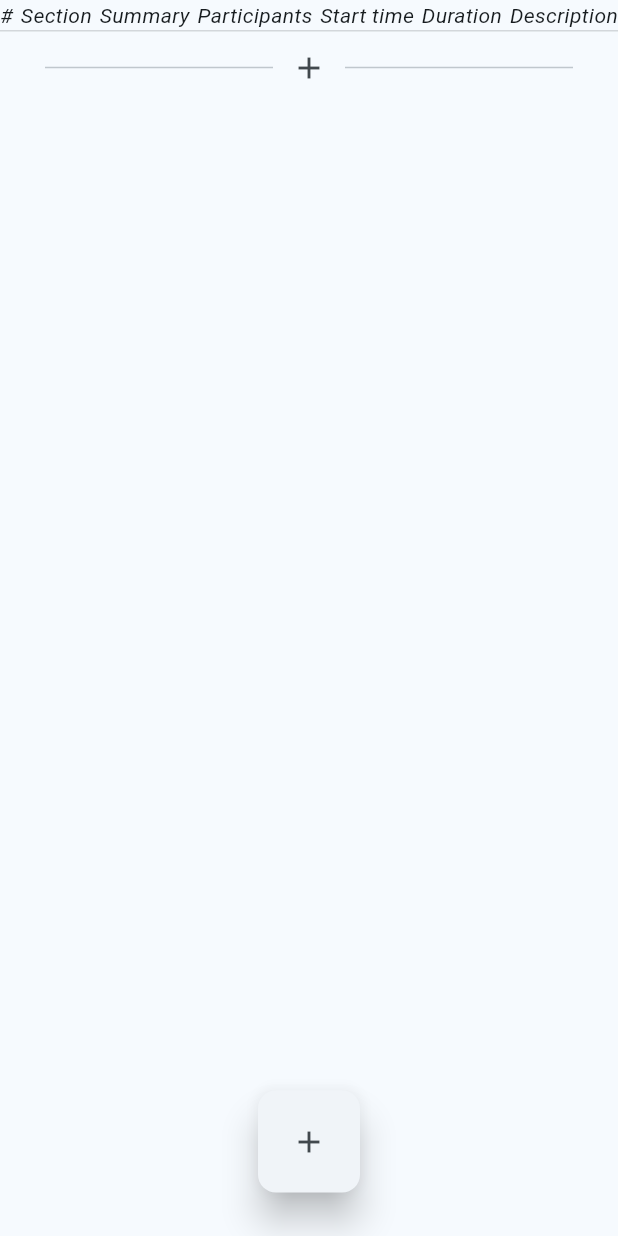
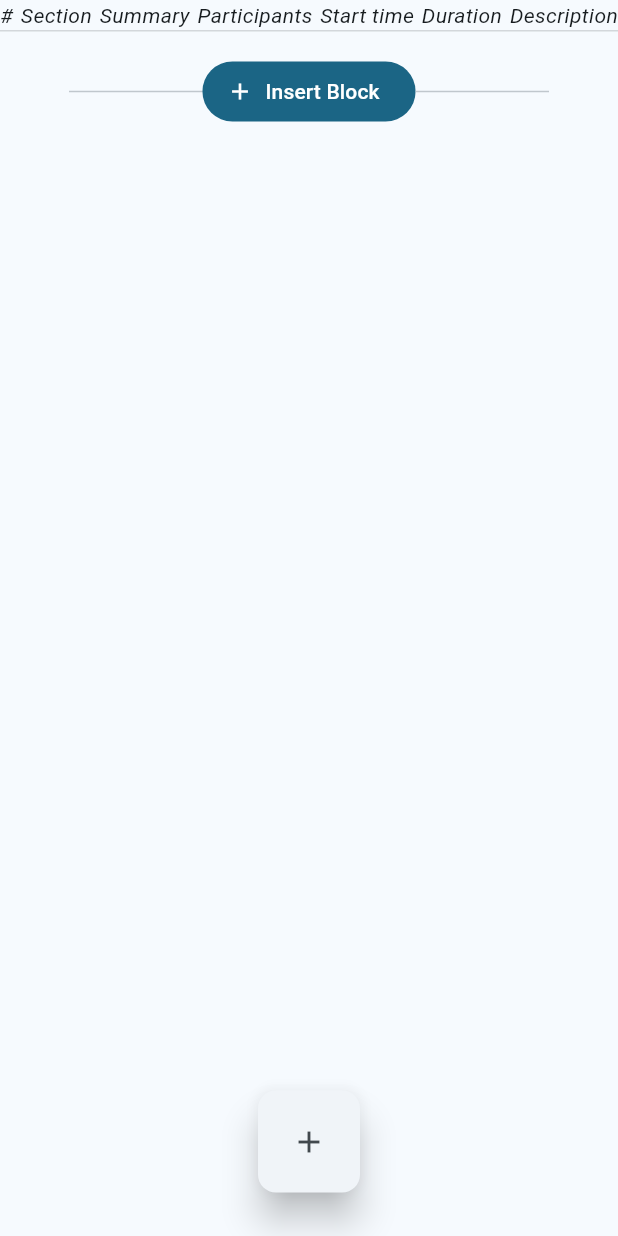
Before and after one commit to JoelLV/event-planner-web, a Flutter app: the screen it shows after launch, after a tap on the "add" icon, on a phone screen of 412 x 824 dp. Run offline on Flutter 3.47's test engine with Material 3 defaults, Android fonts, the phone set to English and light mode, and no system bars.

Commit message:
Implemented add button functionality. Closes issue #8.

```diff
--- a/lib/ui/ro_editor/view_models/ro_editor_view_model.dart
+++ b/lib/ui/ro_editor/view_models/ro_editor_view_model.dart
@@ -25,7 +25,7 @@ class RoEditorViewModel extends ChangeNotifier {
   EditMode _editMode = .base;
 
   List<EventBlock> get eventBlocks => _eventBlocks;
-  List<EventBlock> _eventBlocks = [];
+  final List<EventBlock> _eventBlocks = [];
 
   /// Changes the RoEditor edit mode to the given [newMode].
   /// Does not do anything if the mode given is the current mode.
@@ -36,4 +36,26 @@ class RoEditorViewModel extends ChangeNotifier {
     _editMode = newMode;
     notifyListeners();
   }
+
+  /// Adds a new block to the specified index.
+  void insertEventBlockAt(int index) {
+    // TODO: Implement actual logic for the start time.
+    var block = EventBlock(startTime: DateTime.now(), title: '');
+    _eventBlocks.insert(index, block);
+    notifyListeners();
+  }
+
+  /// Modifies an existing event block specified by its index
+  /// in the [eventBlocks] list with the given time.
+  void setEventBlockData(int index, TimeOfDay time) {
+    final block = _eventBlocks[index];
+    block.startTime = DateTime.now().copyWith(hour: time.hour, minute: time.minute);
+
+    notifyListeners();
+  }
+
+  /// Converts a given number to its equivalent in roman numerals.
+  String intToRomanNumber(int n) {
+    return '';
+  }
 }
--- a/lib/ui/ro_editor/widgets/ro_editor_table_widget.dart
+++ b/lib/ui/ro_editor/widgets/ro_editor_table_widget.dart
@@ -11,15 +11,167 @@ class RoEditorTable extends StatelessWidget {
 
   final RoEditorViewModel editorViewModel;
 
-  Widget _buildTableHeader(BuildContext context) {
-    const headerTextStyle = TextStyle(fontStyle: FontStyle.italic);
+  /// Given a list of event blocks, it'll attempt to construct a list of
+  /// [_EventBlockContainer] widgets with [_InsertEventBlockDivider] widgets
+  /// in-between if editorViewModel.editMode == [EditMode.add].
+  List<Widget> _buildEventBlockWidgets(List<EventBlock> blocks) {
+    var widgets = <Widget>[
+      if (editorViewModel.editMode == EditMode.add)
+        _InsertEventBlockDivider(
+          editorViewModel: editorViewModel,
+          insertAtIndex: 0,
+        ),
+    ];
+    for (var i = 0; i < blocks.length; i++) {
+      widgets.add(
+        FractionallySizedBox(
+          widthFactor: 100,
+          child: _EventBlockContainer(
+            editorViewModel: editorViewModel,
+            blockIndex: i,
+          ),
+        ),
+      );
+      if (editorViewModel.editMode == EditMode.add) {
+        widgets.add(
+          _InsertEventBlockDivider(
+            editorViewModel: editorViewModel,
+            insertAtIndex: i + 1,
+          ),
+        );
+      }
+    }
+    return widgets;
+  }
+
+  @override
+  Widget build(BuildContext context) {
+    return ListenableBuilder(
+      listenable: editorViewModel,
+      builder: (context, child) {
+        return Column(
+          children: [
+            _TableHeader(),
+            ..._buildEventBlockWidgets(editorViewModel.eventBlocks),
+            SizedBox(height: 100),
+          ],
+        );
+      },
+    );
+  }
+}
+
+/// Get color of the border for the editor table.
+Color _getTableBorderColor(BuildContext context) {
+  return Theme.of(context).colorScheme.onSurface.withAlpha(40);
+}
+
+/// Helper widget for constructing the dividers between
+/// event blocks for inserting new blocks.
+class _InsertEventBlockDivider extends StatelessWidget {
+  const _InsertEventBlockDivider({
+    required this.insertAtIndex,
+    required this.editorViewModel,
+  });
+
+  final int insertAtIndex;
+  final RoEditorViewModel editorViewModel;
+
+  @override
+  Widget build(BuildContext context) {
+    return Padding(
+      padding: const EdgeInsets.all(16.0),
+      child: Row(
+        children: [
+          Expanded(child: Divider(indent: 30)),
+          FilledButton.icon(
+            onPressed: () {
+              editorViewModel.insertEventBlockAt(insertAtIndex);
+            },
+            label: Text('Insert Block'),
+            icon: Icon(Icons.add),
+          ),
+          Expanded(child: Divider(endIndent: 30)),
+        ],
+      ),
+    );
+  }
+}
+
+/// Helper widget for constructing the event block with all the
+/// input fields for the user.
+class _EventBlockContainer extends StatelessWidget {
+  const _EventBlockContainer({
+    required this.editorViewModel,
+    required this.blockIndex,
+  });
+
+  final RoEditorViewModel editorViewModel;
+  final int blockIndex;
+
+  @override
+  Widget build(BuildContext context) {
+    var startTime = editorViewModel.eventBlocks[blockIndex].startTime;
 
     return Container(
       decoration: BoxDecoration(
         border: Border(
-          bottom: BorderSide(
-            color: Theme.of(context).colorScheme.onSurface.withAlpha(40),
+          top: BorderSide(color: _getTableBorderColor(context)),
+          bottom: BorderSide(color: _getTableBorderColor(context)),
+        ),
+      ),
+      padding: EdgeInsets.only(top: 20, bottom: 20),
+      child: Column(
+        crossAxisAlignment: .center,
+        children: [
+          Text('Block ${blockIndex + 1}'),
+          SizedBox(width: 300, child: TextField(textAlign: .center)),
+          SizedBox(height: 15),
+          SizedBox(
+            width: 100,
+            child: OutlinedButton(
+              style: ButtonStyle(
+                shape: WidgetStatePropertyAll(
+                  ContinuousRectangleBorder(
+                    borderRadius: BorderRadiusGeometry.all(Radius.circular(10)),
+                  ),
+                ),
+              ),
+              onPressed: () =>
+                  showTimePicker(
+                    context: context,
+                    initialTime: TimeOfDay(
+                      hour: startTime.hour,
+                      minute: startTime.minute,
+                    ),
+                  ).then((value) {
+                    if (value != null) {
+                      editorViewModel.setEventBlockData(blockIndex, value);
+                    }
+                  }),
+              child: Text(
+                editorViewModel.eventBlocks[blockIndex].startTime.hour
+                    .toString(),
+              ),
+            ),
           ),
+        ],
+      ),
+    );
+  }
+}
+
+/// Helper widget for the table header visible in the RoEditorTable.
+class _TableHeader extends StatelessWidget {
+  const _TableHeader();
+
+  @override
+  Widget build(BuildContext context) {
+    const headerTextStyle = TextStyle(fontStyle: FontStyle.italic);
+    return Container(
+      decoration: BoxDecoration(
+        border: Border(
+          bottom: BorderSide(color: _getTableBorderColor(context)),
         ),
       ),
       child: Row(
@@ -36,78 +188,4 @@ class RoEditorTable extends StatelessWidget {
       ),
     );
   }
-
-  Widget _buildBlockWidget(EventBlock block) {
-    return Placeholder();
-  }
-
-  Widget _buildAddBlockDivider() {
-    return Row(
-      children: [
-        Expanded(child: Divider(indent: 30)),
-        IconButton(onPressed: () {}, icon: Icon(Icons.add)),
-        Expanded(child: Divider(endIndent: 30)),
-      ],
-    );
-  }
-
-  @override
-  Widget build(BuildContext context) {
-    return Column(
-      children: [
-        _buildTableHeader(context),
-        _buildAddBlockDivider(),
-        // TODO: Modify for this to be a stream so that we can alternate between add button and event block.
-        for (var block in editorViewModel.eventBlocks) _buildBlockWidget(block),
-      ],
-    );
-    // return Table(
-    //   columnWidths: {0: FixedColumnWidth(40)},
-    //   children: [
-    //     TableRow(
-    //       decoration: BoxDecoration(
-    //         border: Border(
-    //           bottom: BorderSide(
-    //             color: Theme.of(
-    //               context,
-    //             ).colorScheme.onSurface.withValues(alpha: 0.2),
-    //           ),
-    //         ),
-    //       ),
-    //       children: [
-    //         Text('#', style: headerTextStyle),
-    //         Text('Section', style: headerTextStyle),
-    //         Text('Summary', style: headerTextStyle),
-    //         Text('Participants', style: headerTextStyle),
-    //         Text('Start time', style: headerTextStyle),
-    //         Text('Duration', style: headerTextStyle),
-    //         Text('Description', style: headerTextStyle),
-    //       ],
-    //     ),
-    //     TableRow(
-    //       children: [
-    //         IconButton(onPressed: () {}, icon: Icon(Icons.add)),
-    //         IconButton(onPressed: () {}, icon: Icon(Icons.add)),
-    //         IconButton(onPressed: () {}, icon: Icon(Icons.add)),
-    //         IconButton(onPressed: () {}, icon: Icon(Icons.add)),
-    //         IconButton(onPressed: () {}, icon: Icon(Icons.add)),
-    //         IconButton(onPressed: () {}, icon: Icon(Icons.add)),
-    //         IconButton(onPressed: () {}, icon: Icon(Icons.add)),
-    //       ]
-    //     ),
-    //     for (var block in editorViewModel.eventBlocks)
-    //       TableRow(
-    //         children: [
-    //           Placeholder(),
-    //           Placeholder(),
-    //           Placeholder(),
-    //           Placeholder(),
-    //           Placeholder(),
-    //           Placeholder(),
-    //           Placeholder(),
-    //         ]
-    //       )
-    //   ],
-    // );
-  }
 }
--- a/lib/ui/ro_editor/widgets/ro_editor_tool_bar_widget.dart
+++ b/lib/ui/ro_editor/widgets/ro_editor_tool_bar_widget.dart
@@ -84,36 +84,13 @@ class _AddButtonState extends State<_AddButton> {
 
   @override
   Widget build(BuildContext context) {
-    return MenuAnchor(
-      childFocusNode: _addButtonFocusNode,
-      menuChildren: [
-        MenuItemButton(
-          onPressed: () {
-            widget.editorViewModel.changeEditMode(EditMode.add);
-          },
-          child: Text('Add Block'),
-        ),
-        MenuItemButton(
-          onPressed: () {
-            widget.editorViewModel.changeEditMode(EditMode.add);
-          },
-          child: Text('Add Section'),
-        ),
-      ],
-      builder: (context, controller, child) {
-        return IconButton(
-          tooltip: 'Add block/section',
-          focusNode: _addButtonFocusNode,
-          onPressed: () {
-            if (controller.isOpen) {
-              controller.close();
-            } else {
-              controller.open();
-            }
-          },
-          icon: Icon(Icons.add),
-        );
+    return IconButton(
+      tooltip: 'Add block/section',
+      focusNode: _addButtonFocusNode,
+      onPressed: () {
+        widget.editorViewModel.changeEditMode(.add);
       },
+      icon: Icon(Icons.add),
     );
   }
 }
--- a/lib/ui/ro_editor/widgets/ro_editor_widget.dart
+++ b/lib/ui/ro_editor/widgets/ro_editor_widget.dart
@@ -11,32 +11,48 @@ import 'package:flutter/material.dart';
 /// The RoEditor widget is made out of two parts: the [RoEditorToolBar] widget,
 /// which controls several main actions of the editor, and the [RoEditorTable]
 /// widget, where most of the details of the running-order can be edited.
-class RoEditor extends StatelessWidget {
+class RoEditor extends StatefulWidget {
   const RoEditor({super.key});
+
+  @override
+  State<RoEditor> createState() => _RoEditorState();
+}
+
+class _RoEditorState extends State<RoEditor> {
+  final RoEditorViewModel editorViewModel = RoEditorViewModel();
 
   @override
   Widget build(BuildContext context) {
     var desktopView = MediaQuery.sizeOf(context).width > mobilePixelThreshold;
-    var editorViewModel = RoEditorViewModel();
 
     if (desktopView) {
+      return SingleChildScrollView(
+        child: Column(
+          children: [
+            RoEditorToolBar(editorViewModel: editorViewModel),
+            RoEditorTable(editorViewModel: editorViewModel),
+          ],
+        ),
+      );
+    }
+
     return Column(
       children: [
-          RoEditorToolBar(editorViewModel: editorViewModel),
-          Expanded(child: RoEditorTable(editorViewModel: editorViewModel)),
-        ],
-      );
-    } else {
-      return Stack(
-        alignment: AlignmentGeometry.bottomCenter,
+        Expanded(
+          child: Stack(
+            alignment: .topCenter,
             children: [
-          RoEditorTable(editorViewModel: editorViewModel),
+              SingleChildScrollView(
+                child: RoEditorTable(editorViewModel: editorViewModel),
+              ),
               Positioned(
                 bottom: 25,
                 child: RoEditorToolBar(editorViewModel: editorViewModel),
               ),
             ],
+          ),
+        ),
+      ],
     );
   }
 }
-}
```
Lines whose indentation alone changed are shown as unchanged.
